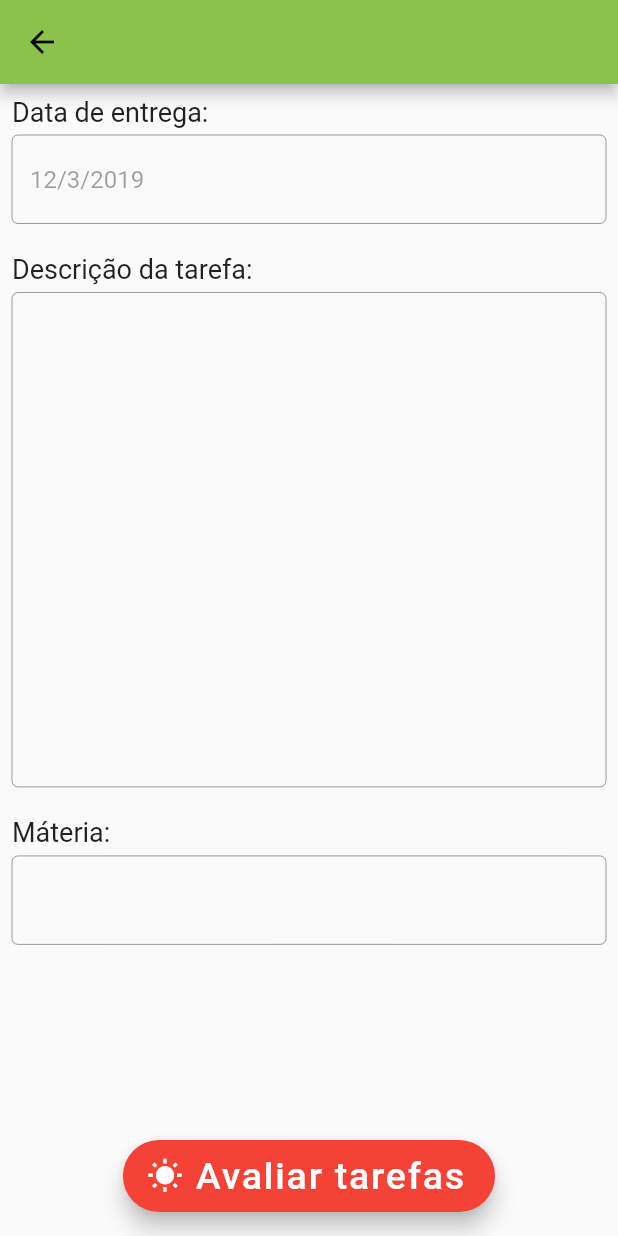
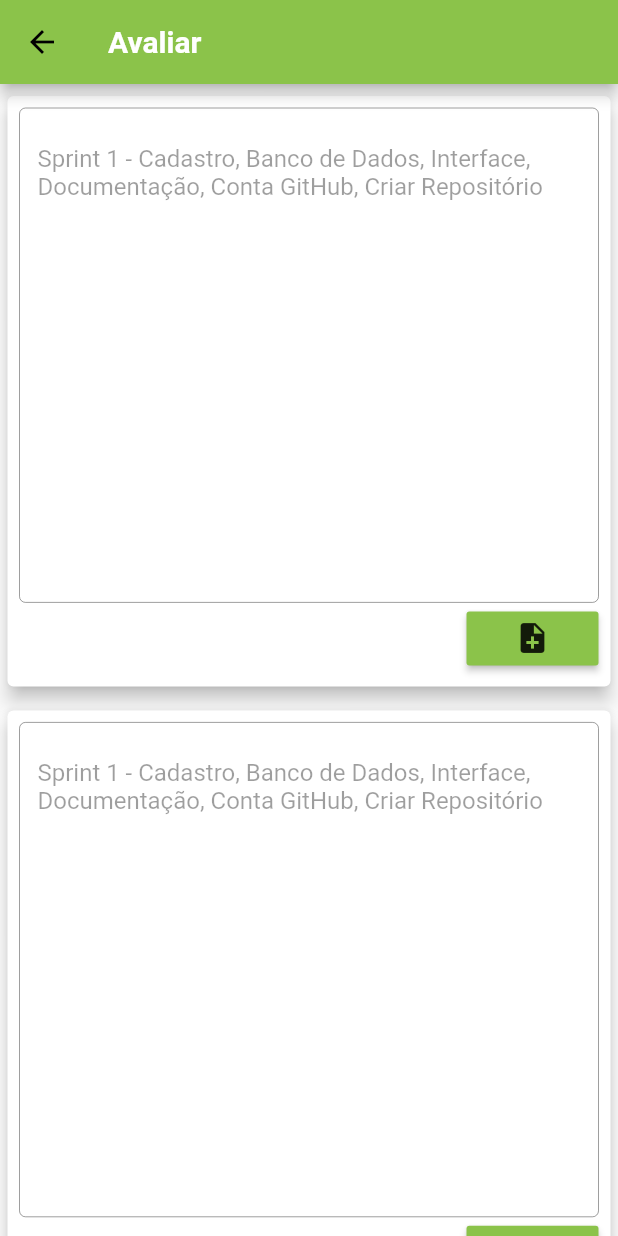
Before and after one commit to yagobrandalise/AgendaEscolar, a Flutter app: the TaskScreen screen opened directly with empty values, after a tap on "Avaliar tarefas", on a phone screen of 412 x 824 dp. Run offline on Flutter 3.47's test engine with Material 2 defaults, Android fonts, the phone set to English and light mode, and no system bars; missing offline and left inert: dart:ffi; Roboto replaces fonts that are missing (OpenSans, Quicksand).

Commit message:
Adicionado tarefa do aluno

```diff
--- /dev/null
+++ b/lib/models/student_task.dart
@@ -0,0 +1,13 @@
+import 'dart:ffi';
+
+import 'package:flutter/foundation.dart';
+
+class StudentTask {
+  final String content;
+  final Float score;
+
+  StudentTask({
+    @required this.content,
+    this.score,
+  });
+}
--- /dev/null
+++ b/lib/widgets/task_evaluator_list.dart
@@ -0,0 +1,93 @@
+import 'package:appagendaescolar/models/student_task.dart';
+import 'package:flutter/material.dart';
+
+class TaskEvaluatorList extends StatelessWidget {
+  final List<StudentTask> tasks;
+
+  TaskEvaluatorList(this.tasks);
+
+  @override
+  Widget build(BuildContext context) {
+    return tasks.isEmpty
+        ? LayoutBuilder(
+            builder: (ctx, constraints) {
+              return Center(
+                child: Column(
+                  mainAxisAlignment: MainAxisAlignment.center,
+                  children: <Widget>[
+                    Text(
+                      'Nenhuma tarefa',
+                      style: Theme.of(context).textTheme.title,
+                    ),
+                    SizedBox(
+                      height: 20,
+                    ),
+                    Container(
+                      height: constraints.maxHeight * 0.4,
+                      child: Image.asset(
+                        'assets/images/waiting.png',
+                        fit: BoxFit.cover,
+                      ),
+                    ),
+                  ],
+                ),
+              );
+            },
+          )
+        : LayoutBuilder(
+            builder: (ctx, constraints) {
+              return ListView.builder(
+                itemCount: tasks.length,
+                itemBuilder: (ctx, index) {
+                  return Card(
+                      elevation: 5,
+                      margin: EdgeInsets.symmetric(
+                        vertical: 8,
+                        horizontal: 5,
+                      ),
+                      child: Container(
+                        child: Padding(
+                          padding: const EdgeInsets.all(8.0),
+                          child: Column(
+                            mainAxisAlignment: MainAxisAlignment.center,
+                            mainAxisSize: MainAxisSize.max,
+                            children: <Widget>[
+                              SizedBox(
+                                height: constraints.maxHeight * 0.4,
+                                child: TextField(
+                                  decoration: InputDecoration(
+                                    border: OutlineInputBorder(),
+                                  ),
+                                  controller: TextEditingController(
+                                      text: tasks[index].content),
+                                  maxLines: null,
+                                  expands: true,
+                                  textAlignVertical: TextAlignVertical.top,
+                                  keyboardType: TextInputType.multiline,
+                                  enabled: false,
+                                ),
+                              ),
+                              Row(
+                                mainAxisAlignment:
+                                    MainAxisAlignment.end,
+                                mainAxisSize: MainAxisSize.max,
+                                children: <Widget>[
+                                  RaisedButton(
+                                    child: Icon(Icons.note_add),
+                                    color: Theme.of(ctx).primaryColor,
+                                    textColor:
+                                        Theme.of(ctx).textTheme.button.color,
+                                    onPressed: () => {},
+                                  )
+                                ],
+                              )
+                            ],
+                          ),
+                        ),
+                      ));
+                },
+              );
+            },
+          );
+  }
+}
--- /dev/null
+++ b/lib/widgets/task_evaluator_screen.dart
@@ -0,0 +1,43 @@
+import 'package:appagendaescolar/models/database.dart';
+import 'package:appagendaescolar/models/student_task.dart';
+import 'package:appagendaescolar/widgets/task_evaluator_list.dart';
+import 'package:flutter/material.dart';
+import '../models/task.dart';
+import '../widgets/task_list_page.dart';
+import '../widgets/user_page.dart';
+import '../widgets/new_task_screen.dart';
+import '../models/teacher.dart';
+import '../models/student.dart';
+import '../models/user.dart';
+
+class TaskEvaluatorScreen extends StatefulWidget {
+  final List<StudentTask> tasks;
+
+  TaskEvaluatorScreen(this.tasks);
+
+  @override
+  _TaskEvaluatorScreenState createState() =>
+      _TaskEvaluatorScreenState(this.tasks);
+}
+
+class _TaskEvaluatorScreenState extends State<TaskEvaluatorScreen> {
+  final List<StudentTask> tasks;
+
+  _TaskEvaluatorScreenState(this.tasks);
+
+  @override
+  Widget build(BuildContext context) {
+    final mediaQuery = MediaQuery.of(context);
+    return Scaffold(
+      appBar: AppBar(
+        title: Text('Avaliar'),
+      ),
+      body: SingleChildScrollView(
+        child: Container(
+          height: mediaQuery.size.height,
+          child: TaskEvaluatorList(tasks),
+        ),
+      ),
+    );
+  }
+}
--- a/lib/widgets/task_screen.dart
+++ b/lib/widgets/task_screen.dart
@@ -1,4 +1,6 @@
 import 'package:appagendaescolar/models/student.dart';
+import 'package:appagendaescolar/models/student_task.dart';
+import 'package:appagendaescolar/widgets/task_evaluator_screen.dart';
 import 'package:flutter/material.dart';
 import 'package:intl/intl.dart';
 import '../models/task.dart';
@@ -27,6 +29,39 @@ class _TaskScreenState extends State<TaskScreen> {
   final _dueTimeController = TextEditingController();
   final _descriptionController = TextEditingController();
   final _subjectController = TextEditingController();
+
+  void _evaluateTasks(BuildContext ctx) {
+    Navigator.of(ctx).push(
+      MaterialPageRoute(
+        builder: (_) => TaskEvaluatorScreen([
+          StudentTask(
+            content: "Sprint 1 - Cadastro, Banco de Dados, Interface, Documentação, Conta GitHub, Criar Repositório",
+          ),
+          StudentTask(
+            content: "Sprint 1 - Cadastro, Banco de Dados, Interface, Documentação, Conta GitHub, Criar Repositório",
+          ),
+          StudentTask(
+            content: "Sprint 1 - Cadastro, Banco de Dados, Interface, Documentação, Conta GitHub, Criar Repositório",
+          ),
+          StudentTask(
+            content: "Sprint 1 - Cadastro, Banco de Dados, Interface, Documentação, Conta GitHub, Criar Repositório",
+          ),
+          StudentTask(
+            content: "Sprint 1 - Cadastro, Banco de Dados, Interface, Documentação, Conta GitHub, Criar Repositório",
+          ),
+          StudentTask(
+            content: "Sprint 1 - Cadastro, Banco de Dados, Interface, Documentação, Conta GitHub, Criar Repositório",
+          ),
+          StudentTask(
+            content: "Sprint 1 - Cadastro, Banco de Dados, Interface, Documentação, Conta GitHub, Criar Repositório",
+          ),
+          StudentTask(
+            content: "Sprint 1 - Cadastro, Banco de Dados, Interface, Documentação, Conta GitHub, Criar Repositório",
+          ),
+        ]),
+      ),
+    );
+  }
 
   @override
   Widget build(BuildContext context) {
@@ -176,7 +211,7 @@ class _TaskScreenState extends State<TaskScreen> {
                       'Avaliar tarefas',
                     ),
                     icon: Icon(Icons.wb_sunny),
-                    onPressed: () => {},
+                    onPressed: () => _evaluateTasks(context),
                   ));
       },
     );
```
